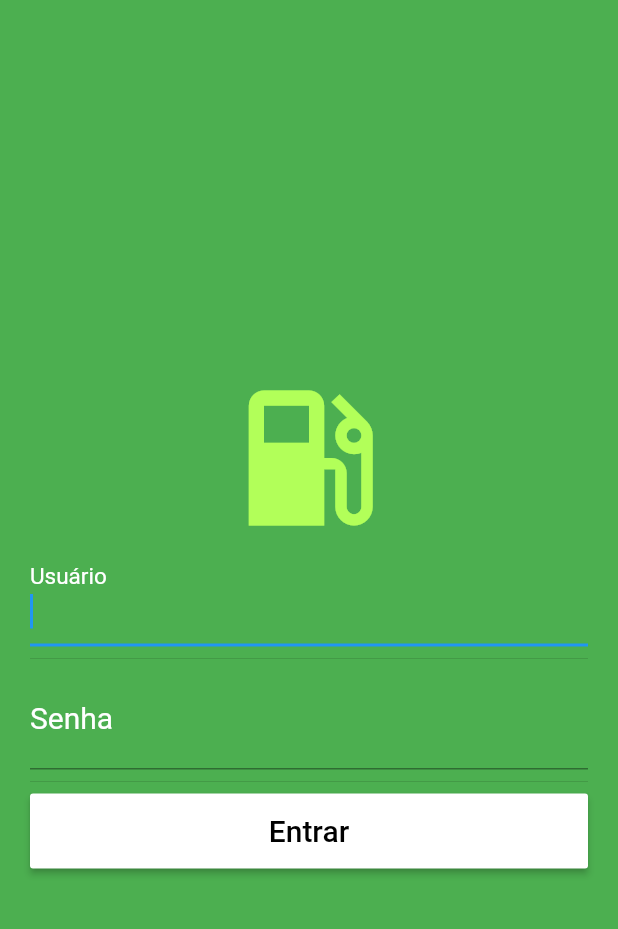
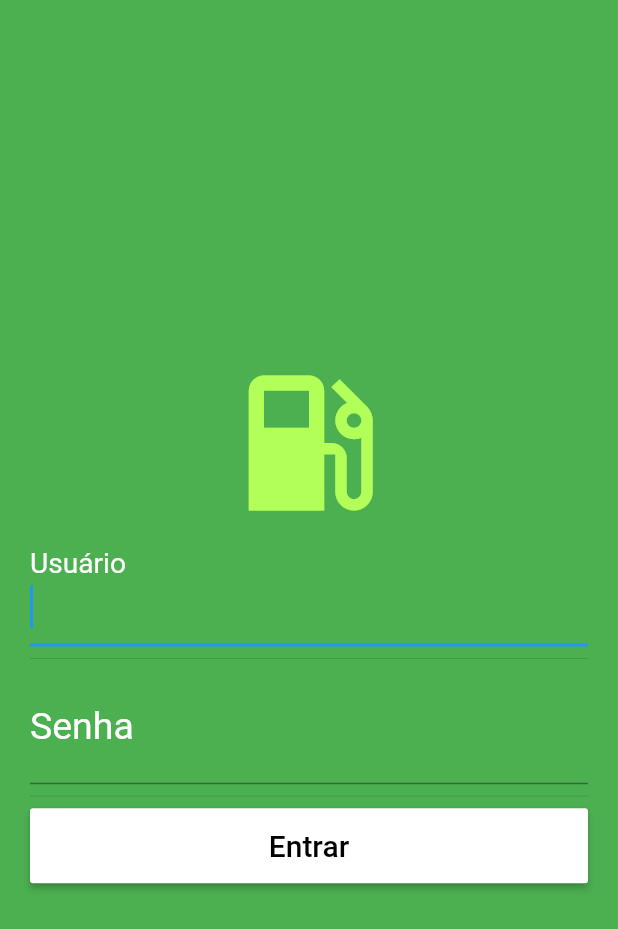
Before and after one commit to JoaoHenriqueAS/tcc-controle-combustivel-real-time, a Flutter app: the screen it shows after launch, on a phone screen of 412 x 824 dp. Shown: the top 929 px of the screen. Run offline on Flutter 3.47's test engine with Material 2 defaults, Android fonts, the phone set to English and light mode, and no system bars; missing offline and left inert: tcc_rascunho.

Commit message:
Atualizando login page

```diff
--- a/lib/LoginPage.dart
+++ b/lib/LoginPage.dart
@@ -1,5 +1,6 @@
 import 'package:flutter/material.dart';
-import 'package:app_tcc/Home.dart';
+import 'package:tcc_rascunho/Home.dart';
+
 
 class LoginPage extends StatefulWidget {
   @override
@@ -22,7 +23,7 @@ class _LoginPageState extends State<LoginPage> {
                 TextFormField(
                   autofocus: true,
                   keyboardType: TextInputType.text,
-                  style: new TextStyle(color: Colors.white, fontSize: 20),
+                  style: new TextStyle(color: Colors.white, fontSize: 25),
                   decoration: InputDecoration(
                       labelText: "Usuário",
                       labelStyle: TextStyle(color: Colors.white)
@@ -33,7 +34,7 @@ class _LoginPageState extends State<LoginPage> {
                   autofocus: true,
                   obscureText: true,
                   keyboardType: TextInputType.text,
-                  style: new TextStyle(color: Colors.white, fontSize: 20),
+                  style: new TextStyle(color: Colors.white, fontSize: 25),
                   decoration: InputDecoration(
                       labelText: "Senha",
                       labelStyle: TextStyle(color: Colors.white)
@@ -44,7 +45,11 @@ class _LoginPageState extends State<LoginPage> {
                 ButtonTheme(
                   height: 50.0,
                   child: RaisedButton(
-                    onPressed: () => {},
+                    onPressed: () => {
+                      Navigator.push(
+                          context, MaterialPageRoute(
+                          builder: (BuildContext context) => Home()))
+                    },
                     child:  Text(
                       "Entrar",
                       style: TextStyle(color: Colors.black, fontSize: 20),
```
